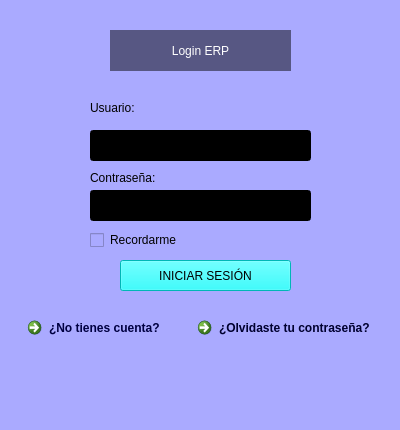
Old version of the form login3.ui in the repository Jazz2016/Interfazjaz.
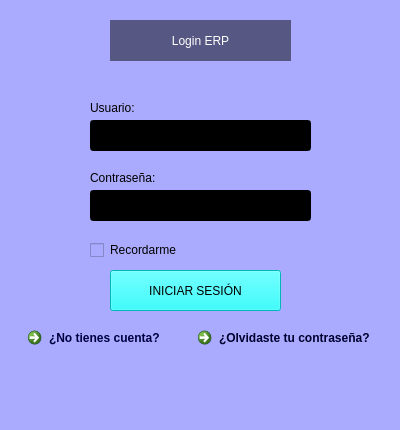
New version of the form.

```diff
--- a/login3.ui
+++ b/login3.ui
@@ -49,7 +49,7 @@
     <property name="geometry">
      <rect>
       <x>110</x>
-      <y>30</y>
+      <y>20</y>
       <width>181</width>
       <height>41</height>
      </rect>
@@ -74,7 +74,7 @@
     <property name="geometry">
      <rect>
       <x>90</x>
-      <y>130</y>
+      <y>120</y>
       <width>221</width>
       <height>31</height>
      </rect>
@@ -124,10 +124,10 @@
    <widget class="QPushButton" name="pushButton">
     <property name="geometry">
      <rect>
-      <x>120</x>
-      <y>260</y>
+      <x>110</x>
+      <y>270</y>
       <width>171</width>
-      <height>31</height>
+      <height>41</height>
      </rect>
     </property>
     <property name="cursor">
@@ -184,7 +184,7 @@
     <property name="geometry">
      <rect>
       <x>90</x>
-      <y>230</y>
+      <y>240</y>
       <width>181</width>
       <height>20</height>
      </rect>
@@ -206,7 +206,7 @@
     <property name="geometry">
      <rect>
       <x>20</x>
-      <y>310</y>
+      <y>320</y>
       <width>151</width>
       <height>41</height>
      </rect>
@@ -228,7 +228,7 @@
     <property name="geometry">
      <rect>
       <x>190</x>
-      <y>310</y>
+      <y>320</y>
       <width>191</width>
       <height>41</height>
      </rect>
```
